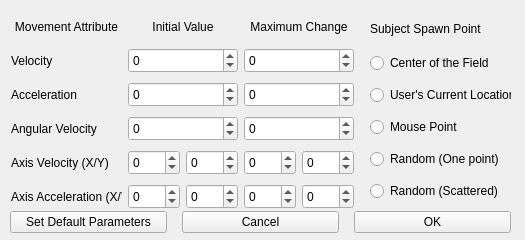
First picture: the form in shipyard/subjectwindow.ui, repository terratenff/yrn-eavat-zrff, before the edit.
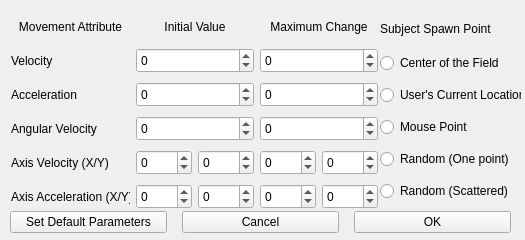
Second picture: the form after the edit.

The edit to the form file:
```diff
--- a/shipyard/subjectwindow.ui
+++ b/shipyard/subjectwindow.ui
@@ -13,12 +13,12 @@
   <property name="windowTitle">
    <string>Form</string>
   </property>
-  <widget class="QWidget" name="">
+  <widget class="QWidget" name="layoutWidget">
    <property name="geometry">
     <rect>
      <x>11</x>
      <y>11</y>
-     <width>343</width>
+     <width>367</width>
      <height>201</height>
     </rect>
    </property>
@@ -183,10 +183,10 @@
          </size>
         </property>
         <property name="minimum">
-         <number>-9999</number>
+         <number>-99999</number>
         </property>
         <property name="maximum">
-         <number>9999</number>
+         <number>99999</number>
         </property>
        </widget>
       </item>
@@ -205,10 +205,10 @@
          </size>
         </property>
         <property name="minimum">
-         <number>-9999</number>
+         <number>-99999</number>
         </property>
         <property name="maximum">
-         <number>9999</number>
+         <number>99999</number>
         </property>
        </widget>
       </item>
@@ -227,10 +227,10 @@
          </size>
         </property>
         <property name="minimum">
-         <number>-9999</number>
+         <number>-99999</number>
         </property>
         <property name="maximum">
-         <number>9999</number>
+         <number>99999</number>
         </property>
        </widget>
       </item>
@@ -251,10 +251,10 @@
            </size>
           </property>
           <property name="minimum">
-           <number>-9999</number>
+           <number>-99999</number>
           </property>
           <property name="maximum">
-           <number>9999</number>
+           <number>99999</number>
           </property>
          </widget>
         </item>
@@ -273,10 +273,10 @@
            </size>
           </property>
           <property name="minimum">
-           <number>-9999</number>
+           <number>-99999</number>
           </property>
           <property name="maximum">
-           <number>9999</number>
+           <number>99999</number>
           </property>
          </widget>
         </item>
@@ -299,10 +299,10 @@
            </size>
           </property>
           <property name="minimum">
-           <number>-9999</number>
+           <number>-99999</number>
           </property>
           <property name="maximum">
-           <number>9999</number>
+           <number>99999</number>
           </property>
          </widget>
         </item>
@@ -321,10 +321,10 @@
            </size>
           </property>
           <property name="minimum">
-           <number>-9999</number>
+           <number>-99999</number>
           </property>
           <property name="maximum">
-           <number>9999</number>
+           <number>99999</number>
           </property>
          </widget>
         </item>
@@ -371,10 +371,10 @@
          </size>
         </property>
         <property name="minimum">
-         <number>-9999</number>
+         <number>-99999</number>
         </property>
         <property name="maximum">
-         <number>9999</number>
+         <number>99999</number>
         </property>
        </widget>
       </item>
@@ -393,10 +393,10 @@
          </size>
         </property>
         <property name="minimum">
-         <number>-9999</number>
+         <number>-99999</number>
         </property>
         <property name="maximum">
-         <number>9999</number>
+         <number>99999</number>
         </property>
        </widget>
       </item>
@@ -415,10 +415,10 @@
          </size>
         </property>
         <property name="minimum">
-         <number>-9999</number>
+         <number>-99999</number>
         </property>
         <property name="maximum">
-         <number>9999</number>
+         <number>99999</number>
         </property>
        </widget>
       </item>
@@ -442,10 +442,10 @@
            <bool>true</bool>
           </property>
           <property name="minimum">
-           <number>-9999</number>
+           <number>-99999</number>
           </property>
           <property name="maximum">
-           <number>9999</number>
+           <number>99999</number>
           </property>
          </widget>
         </item>
@@ -464,10 +464,10 @@
            </size>
           </property>
           <property name="minimum">
-           <number>-9999</number>
+           <number>-99999</number>
           </property>
           <property name="maximum">
-           <number>9999</number>
+           <number>99999</number>
           </property>
          </widget>
         </item>
@@ -490,10 +490,10 @@
            </size>
           </property>
           <property name="minimum">
-           <number>-9999</number>
+           <number>-99999</number>
           </property>
           <property name="maximum">
-           <number>9999</number>
+           <number>99999</number>
           </property>
          </widget>
         </item>
@@ -512,10 +512,10 @@
            </size>
           </property>
           <property name="minimum">
-           <number>-9999</number>
+           <number>-99999</number>
           </property>
           <property name="maximum">
-           <number>9999</number>
+           <number>99999</number>
           </property>
          </widget>
         </item>
@@ -525,10 +525,10 @@
     </item>
    </layout>
   </widget>
-  <widget class="QWidget" name="">
+  <widget class="QWidget" name="layoutWidget">
    <property name="geometry">
     <rect>
-     <x>370</x>
+     <x>380</x>
      <y>10</y>
      <width>141</width>
      <height>201</height>
@@ -591,7 +591,7 @@
     </item>
    </layout>
   </widget>
-  <widget class="QWidget" name="">
+  <widget class="QWidget" name="layoutWidget">
    <property name="geometry">
     <rect>
      <x>10</x>
```
